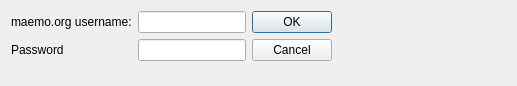
This is src/settings.ui in achipa/keepitsimpletester as Qt 5 draws it before an edit. The edited form follows.
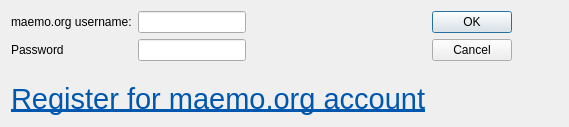
This is the edited form.

Commit message: rearrange visuals. I *did* like color coding a lot more than this

Diff of the .ui file:
```diff
--- a/src/settings.ui
+++ b/src/settings.ui
@@ -6,8 +6,8 @@
    <rect>
     <x>0</x>
     <y>0</y>
-    <width>517</width>
-    <height>86</height>
+    <width>569</width>
+    <height>127</height>
    </rect>
   </property>
   <property name="windowTitle">
@@ -55,6 +55,20 @@
      </property>
     </widget>
    </item>
+   <item row="2" column="0">
+    <widget class="QLabel" name="registerLabel">
+     <property name="text">
+      <string>&lt;!DOCTYPE HTML PUBLIC &quot;-//W3C//DTD HTML 4.0//EN&quot; &quot;http://www.w3.org/TR/REC-html40/strict.dtd&quot;&gt;
+&lt;html&gt;&lt;head&gt;&lt;meta name=&quot;qrichtext&quot; content=&quot;1&quot; /&gt;&lt;style type=&quot;text/css&quot;&gt;
+p, li { white-space: pre-wrap; }
+&lt;/style&gt;&lt;/head&gt;&lt;body style=&quot; font-family:'DejaVu Sans'; font-size:9pt; font-weight:400; font-style:normal;&quot;&gt;
+&lt;p style=&quot; margin-top:0px; margin-bottom:0px; margin-left:0px; margin-right:0px; -qt-block-indent:0; text-indent:0px;&quot;&gt;&lt;a href=&quot;https://garage.maemo.org/account/register.php&quot;&gt;&lt;span style=&quot; font-size:22pt; text-decoration: underline; color:#0057ae;&quot;&gt;Register for maemo.org account&lt;/span&gt;&lt;/a&gt;&lt;/p&gt;&lt;/body&gt;&lt;/html&gt;</string>
+     </property>
+     <property name="openExternalLinks">
+      <bool>true</bool>
+     </property>
+    </widget>
+   </item>
   </layout>
  </widget>
  <resources/>
```
Left out of the diff: 2 changed lines with no effect on the pictures. The commit also changes 8 other files.
